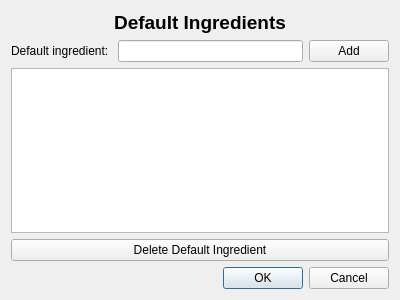
First picture: the form in ThomChefApp/filtersettingsview.ui, repository computoms/ThomChef, before the edit.
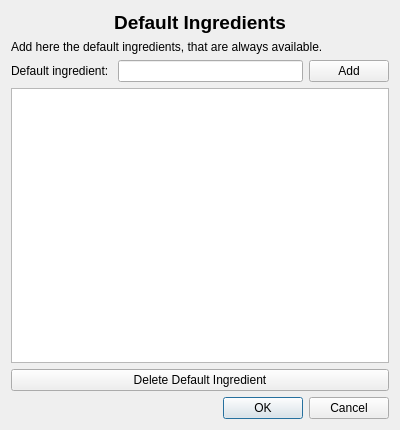
Second picture: the form after the edit.

The edit to the form file:
```diff
--- a/ThomChefApp/filtersettingsview.ui
+++ b/ThomChefApp/filtersettingsview.ui
@@ -7,7 +7,7 @@
     <x>0</x>
     <y>0</y>
     <width>400</width>
-    <height>300</height>
+    <height>430</height>
    </rect>
   </property>
   <property name="windowTitle">
@@ -16,31 +16,21 @@
   <layout class="QGridLayout" name="gridLayout_2">
    <item row="0" column="0">
     <layout class="QGridLayout" name="gridLayout">
-     <item row="1" column="1">
-      <widget class="QLineEdit" name="edit_defaultIngredient"/>
-     </item>
-     <item row="1" column="0">
-      <widget class="QLabel" name="label_defaultIngredient">
-       <property name="text">
-        <string>Default ingredient: </string>
-       </property>
-      </widget>
-     </item>
-     <item row="1" column="2">
+     <item row="2" column="2">
       <widget class="QPushButton" name="button_addDefaultIngredient">
        <property name="text">
         <string>Add</string>
        </property>
       </widget>
      </item>
-     <item row="3" column="0" colspan="3">
+     <item row="4" column="0" colspan="3">
       <widget class="QPushButton" name="button_deleteDefaultIngredient">
        <property name="text">
         <string>Delete Default Ingredient</string>
        </property>
       </widget>
      </item>
-     <item row="2" column="0" colspan="3">
+     <item row="3" column="0" colspan="3">
       <widget class="QListWidget" name="listDefaultIngredients"/>
      </item>
      <item row="0" column="0" colspan="3">
@@ -50,6 +40,26 @@
        </property>
       </widget>
      </item>
+     <item row="2" column="1">
+      <widget class="QLineEdit" name="edit_defaultIngredient"/>
+     </item>
+     <item row="2" column="0">
+      <widget class="QLabel" name="label_defaultIngredient">
+       <property name="text">
+        <string>Default ingredient: </string>
+       </property>
+      </widget>
+     </item>
+     <item row="1" column="0" colspan="3">
+      <widget class="QLabel" name="label">
+       <property name="text">
+        <string>Add here the default ingredients, that are always available.</string>
+       </property>
+       <property name="wordWrap">
+        <bool>true</bool>
+       </property>
+      </widget>
+     </item>
     </layout>
    </item>
    <item row="1" column="0">
```
Left out of the diff: 2 changed lines with no effect on the pictures.
